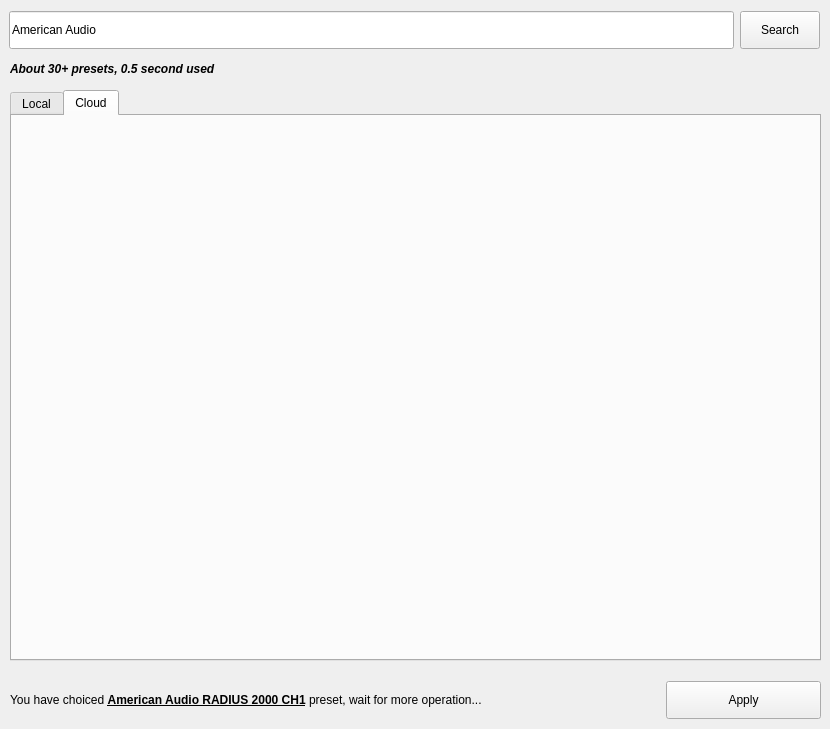
Old version of the form mixxx/src/controllers/dlgmappingpresetmanagerdlg.ui in the repository weixindut/mixxx.
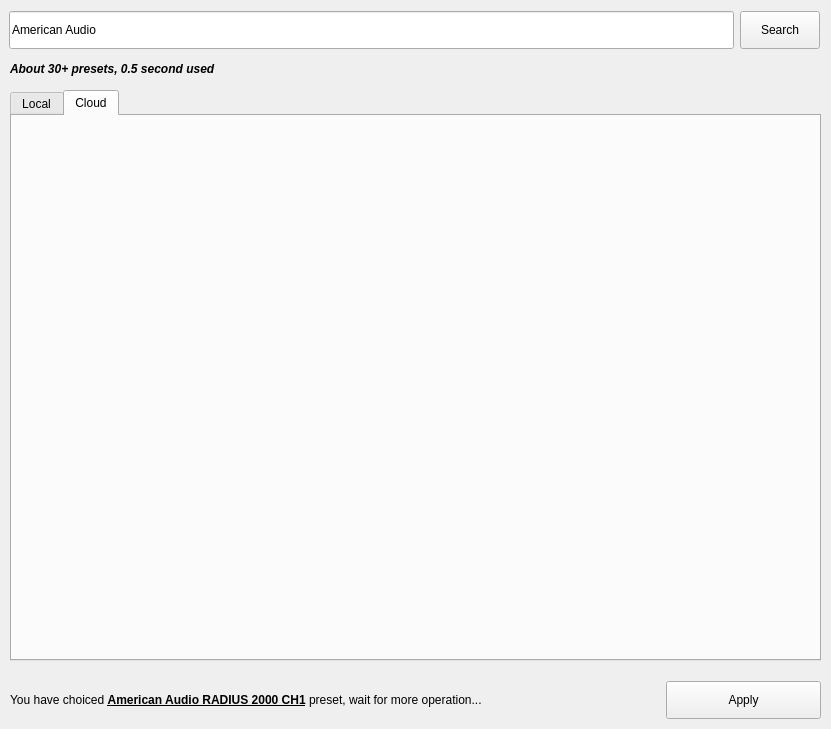
New version of the form. Icons and pictures are not drawn.

```diff
--- a/mixxx/src/controllers/dlgmappingpresetmanagerdlg.ui
+++ b/mixxx/src/controllers/dlgmappingpresetmanagerdlg.ui
@@ -6,7 +6,7 @@
    <rect>
     <x>0</x>
     <y>0</y>
-    <width>830</width>
+    <width>831</width>
     <height>729</height>
    </rect>
   </property>
```
Left out of the diff: 44 changed lines with no effect on the pictures.
